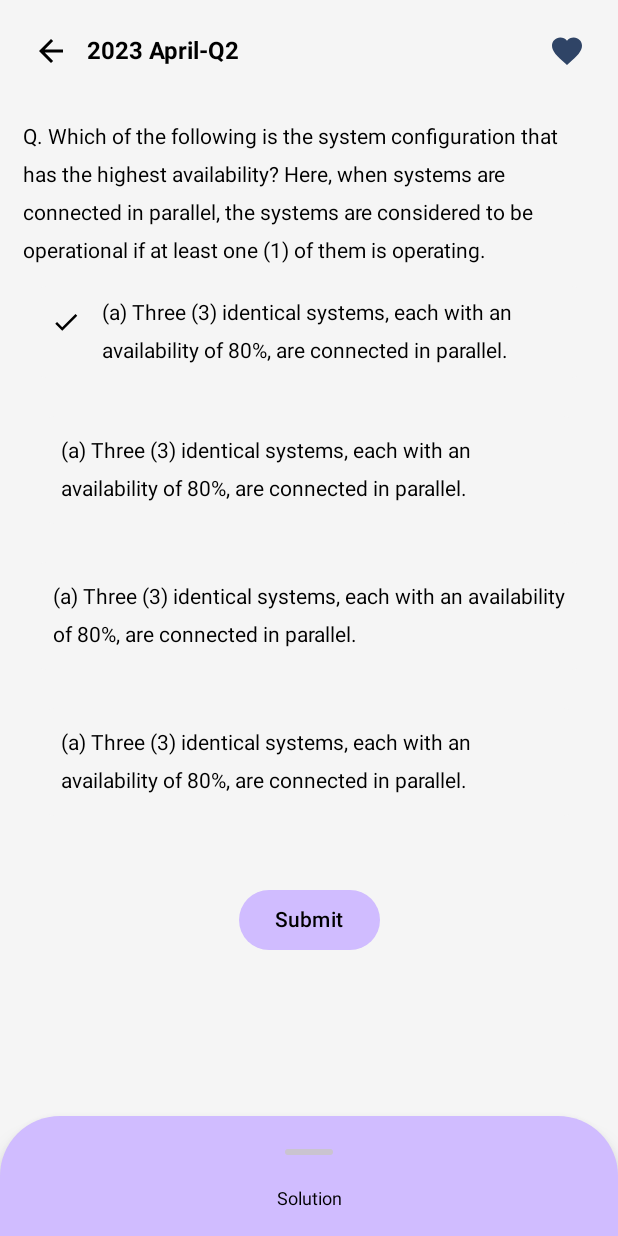
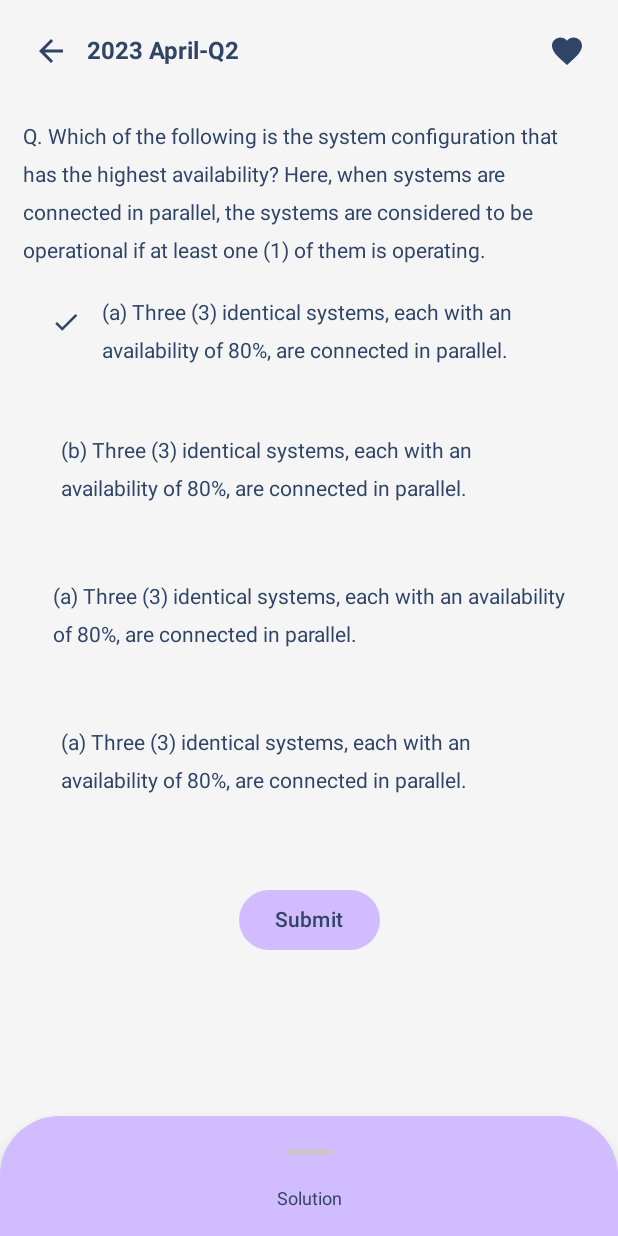
Before and after one commit to MyoHsetOo/QuizProject, an Android app built with Jetpack Compose: the QuestionScreen screen opened through its navigation route, on a phone screen of 412 x 824 dp. Run offline under Robolectric (Android 15) with nearby library versions, the phone set to English and light mode, and no system bars.

Commit message:
second Commit

```diff
--- a/app/src/main/java/com/example/quizproject/userScreens/BookListScreen.kt
+++ b/app/src/main/java/com/example/quizproject/userScreens/BookListScreen.kt
@@ -151,7 +151,11 @@ fun BookListScreen (navController: NavController) {
                         horizontalArrangement = Arrangement.SpaceBetween,
                         verticalAlignment = Alignment.CenterVertically) {
 
-                        Text(text = "Book List", fontSize = 18.sp, fontWeight = FontWeight.Bold, color = Color.Black , modifier =  Modifier.padding(end = 70.dp))
+                        Text(text = "Book List",
+                            fontSize = 18.sp,
+                            fontWeight = FontWeight.Bold,
+                            color = MaterialTheme.colorScheme.onPrimary ,
+                            modifier =  Modifier.padding(end = 70.dp))
 
                     }
 
--- a/app/src/main/java/com/example/quizproject/userScreens/HomeScreen.kt
+++ b/app/src/main/java/com/example/quizproject/userScreens/HomeScreen.kt
@@ -237,7 +237,7 @@ fun HomeScreen ( navController: NavController ) {
                                 containerColor = MaterialTheme.colorScheme.secondary
                             )
                         ) {
-                            Text(text = "View" , )
+                            Text(text = "View" , color = MaterialTheme.colorScheme.onPrimary )
                         }
 
                     }
--- a/app/src/main/java/com/example/quizproject/userScreens/QuestionList.kt
+++ b/app/src/main/java/com/example/quizproject/userScreens/QuestionList.kt
@@ -67,13 +67,13 @@ fun QuestionList(navController: NavController) {
                 }) {
                     Icon(
                         Icons.Default.ArrowBack, contentDescription = "back",
-                        tint = Color.Black
+                        tint = MaterialTheme.colorScheme.onPrimary
                     )
                 }
                 Text(
                     text = "Hardware",
                     style = TextStyle(
-                        color = Color.Black,
+                        color = MaterialTheme.colorScheme.onPrimary,
                         fontSize = 18.sp,
                     ),
                     modifier = Modifier.padding( start = 5.dp )
@@ -101,7 +101,7 @@ fun QuestionList(navController: NavController) {
                         ) {
                             Text(text = item.question +" - "+ item.number
                                 , style = TextStyle(
-                                    color = Color.Black
+                                    color = MaterialTheme.colorScheme.onPrimary
                                 )
                             )
                         }
--- a/app/src/main/java/com/example/quizproject/userScreens/QuestionScreen.kt
+++ b/app/src/main/java/com/example/quizproject/userScreens/QuestionScreen.kt
@@ -100,8 +100,10 @@ fun QuestionScreen(navController: NavController) {
                     .background(MaterialTheme.colorScheme.primary),
                 horizontalAlignment = Alignment.CenterHorizontally
             ){
-                Text(text = "Solution", style = TextStyle(
-                    fontSize = 12.sp
+                Text(text = "Solution",
+                    style = TextStyle(
+                    fontSize = 12.sp,
+                        color = MaterialTheme.colorScheme.onPrimary
                 ))
             }
 
@@ -124,11 +126,11 @@ fun QuestionScreen(navController: NavController) {
                     IconButton(onClick = { navController.popBackStack() }) {
                         Icon(
                             Icons.Default.ArrowBack, contentDescription = "back",
-                            tint = Color.Black)
+                            tint =MaterialTheme.colorScheme.onPrimary)
                     }
                     Text(text = "2023 April-Q2 ",
                         style = TextStyle(
-                            color = Color.Black,
+                            color = MaterialTheme.colorScheme.onPrimary,
                             fontWeight = FontWeight.Bold,
                             fontSize = 16.sp,
                         )
@@ -160,7 +162,7 @@ fun QuestionScreen(navController: NavController) {
 
             Text(text = "Q. Which of the following is the system configuration that has the highest availability? Here, when systems are connected in parallel, the systems are considered to be operational if at least one (1) of them is operating."
                 , style = TextStyle(
-                    color = Color.Black,
+                    color = MaterialTheme.colorScheme.onPrimary,
                     lineHeight = 25.sp,
                 ),
                 modifier = Modifier.padding(5.dp)
@@ -181,7 +183,10 @@ fun QuestionScreen(navController: NavController) {
                 Row {
 
                     IconButton(onClick = {}) {
-                        Icon(Icons.Default.Check, contentDescription = "Localized description", tint = Color.Black, modifier = Modifier.size(20.dp))
+                        Icon(Icons.Default.Check,
+                            contentDescription = "Localized description",
+                            tint = MaterialTheme.colorScheme.onPrimary,
+                            modifier = Modifier.size(20.dp))
                     }
 
 
@@ -190,7 +195,7 @@ fun QuestionScreen(navController: NavController) {
                     ){
                         Text(text = "(a) Three (3) identical systems, each with an availability of 80%, are connected in parallel.",
                             style = TextStyle(
-                                color = Color.Black,
+                                color = MaterialTheme.colorScheme.onPrimary,
                                 lineHeight = 25.sp,
                             )
                         )
@@ -210,9 +215,9 @@ fun QuestionScreen(navController: NavController) {
                 ){
 
                     Text(
-                        text = "(a) Three (3) identical systems, each with an availability of 80%, are connected in parallel.",
+                        text = "(b) Three (3) identical systems, each with an availability of 80%, are connected in parallel.",
                         style = TextStyle(
-                            color = Color.Black,
+                            color = MaterialTheme.colorScheme.onPrimary,
                             lineHeight = 25.sp,
                         )
                     )
@@ -236,7 +241,7 @@ fun QuestionScreen(navController: NavController) {
                     Text(
                         text = "(a) Three (3) identical systems, each with an availability of 80%, are connected in parallel.",
                         style = TextStyle(
-                            color = Color.Black,
+                            color = MaterialTheme.colorScheme.onPrimary,
                             lineHeight = 25.sp,
                         )
                     )
@@ -259,7 +264,7 @@ fun QuestionScreen(navController: NavController) {
 
                     Text(text = "(a) Three (3) identical systems, each with an availability of 80%, are connected in parallel.",
                         style = TextStyle(
-                            color = Color.Black,
+                            color = MaterialTheme.colorScheme.onPrimary,
                             lineHeight = 25.sp,
                         )
                     )
@@ -275,7 +280,7 @@ fun QuestionScreen(navController: NavController) {
                 Button(modifier = Modifier.padding(top=30.dp),onClick = { /*TODO*/ },
                 ) {
                     Text(text = "Submit",
-                        color = Color.Black
+                        color = MaterialTheme.colorScheme.onPrimary
                     )
                 }
 
--- a/app/src/main/java/com/example/quizproject/userScreens/SplashScreen.kt
+++ b/app/src/main/java/com/example/quizproject/userScreens/SplashScreen.kt
@@ -63,7 +63,7 @@ fun SplashScreen(navController: NavController) {
                     style = TextStyle(
                         fontSize = 20.sp,
                         fontWeight = FontWeight.Bold,
-                        color = Color.Black,
+                        color = MaterialTheme.colorScheme.onPrimary,
                         fontStyle = FontStyle.Italic
                     )
                 )
--- a/app/src/main/res/values/themes.xml
+++ b/app/src/main/res/values/themes.xml
@@ -1,5 +1,8 @@
 <?xml version="1.0" encoding="utf-8"?>
 <resources>
 
-    <style name="Theme.QuizProject" parent="android:Theme.Material.Light.NoActionBar" />
+    <style name="Theme.QuizProject" parent="android:Theme.Material.Light.NoActionBar"  />
+
+
+
 </resources>
```
Also changed, not shown: app/src/main/java/com/example/quizproject/userScreens/AdminUserConnectedScreen.kt (+4 -6 lines), app/src/main/java/com/example/quizproject/userScreens/ChapterScreen.kt (+13 -6 lines), app/src/main/java/com/example/quizproject/userScreens/CourseContent.kt (+4 -4 lines), app/src/main/java/com/example/quizproject/userScreens/FavoriteScreen.kt (+4 -4 lines).
